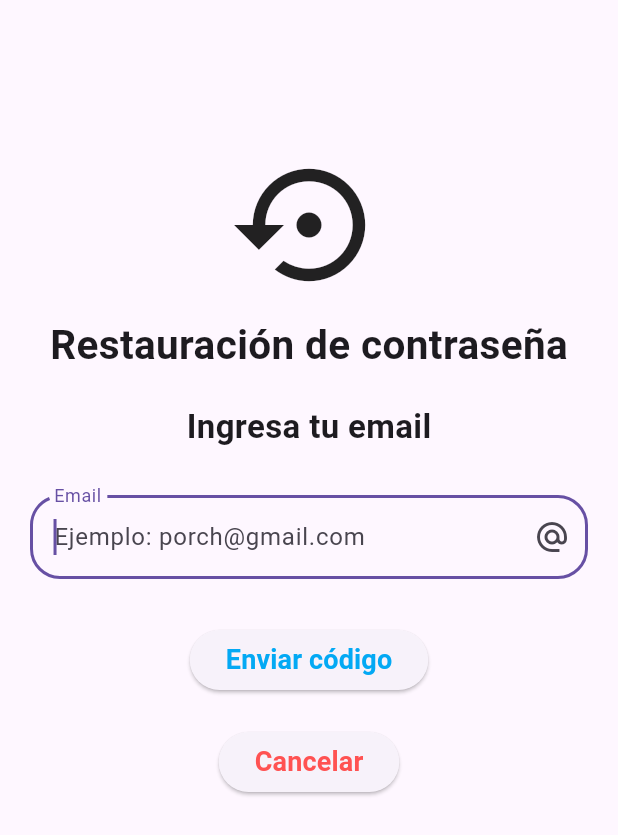
After one commit to IMZ-JAM/Rental_Porch, a Flutter app: the screen it shows after launch, after a tap on "¿Olvidaste tu contraseña?", on a phone screen of 412 x 824 dp. The commit adds this screen. Shown: the top 835 px of the screen. Run offline on Flutter 3.47's test engine with Material 3 defaults, Android fonts, the phone set to English and light mode, and no system bars; our stand-ins replace cloud_firestore, firebase_core, flutter_styled_toast, geolocator, google_maps_flutter, permission_handler; accounts and stored records are empty; network calls fail.

Commit message:
Add files via upload

```diff
--- /dev/null
+++ b/lib/presentation/forget_password_screen.dart
@@ -0,0 +1,97 @@
+// ignore_for_file: use_build_context_synchronously
+
+import 'dart:math';
+
+import 'package:flutter/material.dart';
+import 'package:rental_porch_app/presentation/enter_code.dart';
+import 'package:rental_porch_app/services/email_service.dart';
+import 'package:rental_porch_app/services/firebase_service.dart';
+
+import '../utils/main_interface.dart';
+import 'login_screen.dart';
+
+class ForgetPasswordScreen extends StatefulWidget {
+  const ForgetPasswordScreen({super.key});
+
+  @override
+  State<ForgetPasswordScreen> createState() => ForgetPasswordScreenState();
+}
+
+class ForgetPasswordScreenState extends State<ForgetPasswordScreen> {
+
+  final TextEditingController _emailControllerReg = TextEditingController();
+  static Map<String, dynamic> dataUser = {};
+  static late int code;
+  @override
+  Widget build(BuildContext context) {
+    return Scaffold(
+      body: Center(
+        child: ListView(
+          padding: const EdgeInsets.symmetric(horizontal: 20.0, vertical: 90.0),
+          children: <Widget>[
+            Column(
+              mainAxisAlignment: MainAxisAlignment.center,
+              children: [
+                Container(
+                  width: 100,
+                  height: 100,
+                  margin: const EdgeInsets.all(10),
+                  child: const Icon(Icons.settings_backup_restore_outlined, size: 100,)
+                ),
+                const Text('Restauración de contraseña', style: TextStyle(fontWeight: FontWeight.bold, fontSize: 27),),
+                const SizedBox(height: 20,),
+                const Text('Ingresa tu email', style: TextStyle(fontWeight: FontWeight.bold, fontSize: 22),),
+
+                const SizedBox(height: 30,),
+                TextField(
+                  controller: _emailControllerReg,
+                  enableInteractiveSelection: false,
+                  autofocus: true,
+                  textCapitalization: TextCapitalization.characters,
+                  decoration: InputDecoration(
+                    hintText: 'Ejemplo: porch@gmail.com',
+                    labelText: 'Email',
+                    suffixIcon: const Icon(
+                      Icons.alternate_email,
+                    ),
+                    border: OutlineInputBorder(
+                      borderRadius: BorderRadius.circular(20)
+                    ),
+                  ),
+                ),
+                const SizedBox(height: 30,),
+                ElevatedButton(
+                  onPressed: ()async{
+                    code = Random().nextInt(8999)+1000;
+                    if(await searchUserByEmail(_emailControllerReg.text)){
+                      await sendEmailForCode(name: dataUser['name'], toEmail: _emailControllerReg.text, message: 'Su código de recuperación es '+code.toString());
+                      Navigator.push(context, MaterialPageRoute(builder: (context) => const EnterCodeScreen()));
+                    }
+                    else{
+                      showMessage(context, 'El email no esa vinculado a ninguna cuenta de Rental Porch', const Color.fromARGB(126, 255, 0, 0));
+                    }
+
+                  },
+                  child: const Text(
+                    'Enviar código',
+                    style: TextStyle(fontSize: 18, fontWeight: FontWeight.bold, color: Colors.lightBlue ),
+                  )
+                ),
+                const SizedBox(height: 20,),
+                ElevatedButton(
+                  onPressed: ()async{
+                    Navigator.push(context, MaterialPageRoute(builder: (context) => const LogInScreen()));
+                  },
+                  child: const Text(
+                    'Cancelar',
+                    style: TextStyle(fontSize: 18, fontWeight: FontWeight.bold, color: Colors.redAccent ),
+                  )
+                )
+              ],
+            ),
+          ],
+        ),
+      ),
+    );
+  }
+}
--- a/lib/presentation/login_screen.dart
+++ b/lib/presentation/login_screen.dart
@@ -1,6 +1,7 @@
 // ignore_for_file: use_build_context_synchronously
 
 import 'package:flutter/material.dart';
+import 'package:rental_porch_app/presentation/forget_password_screen.dart';
 import 'package:rental_porch_app/presentation/register_screen.dart';
 import 'package:rental_porch_app/presentation/dosopciones.dart';
 import 'package:rental_porch_app/services/firebase_service.dart';
@@ -89,11 +90,23 @@ class _LogInScreenState extends State<LogInScreen> {
                       showMessage(context, loginList[1], const Color.fromARGB(184, 255, 0, 0));
                     }
                     },
-                    child: const Text('Iniciar sesion', style: TextStyle(fontSize: 18, fontWeight: FontWeight.bold, color: Colors.lightBlue ),)),
-                const SizedBox(height: 40,),
+                    child: const Text('Iniciar sesion', style: TextStyle(fontSize: 18, fontWeight: FontWeight.bold, ),)),
+                const SizedBox(height: 20,),
                 const Text('Aun no tienes cuenta?', style: TextStyle(color: Colors.black, fontSize: 18, fontWeight: FontWeight.bold),),
                 const SizedBox(height: 20,),
-                ElevatedButton(onPressed: () {Navigator.push(context, MaterialPageRoute(builder: (context) => const RegisterScreen()));}, child: const Text('Registrate', style: TextStyle(fontSize: 18, fontWeight: FontWeight.bold,  color: Colors.lightBlue ),))
+                ElevatedButton(onPressed: () {Navigator.push(context, MaterialPageRoute(builder: (context) => const RegisterScreen()));}, child: const Text('Registrate', style: TextStyle(fontSize: 18, fontWeight: FontWeight.bold,),)),
+                const SizedBox(height: 10,),
+                TextButton(
+                  onPressed: (){
+                    Navigator.push(
+                      context,
+                      MaterialPageRoute(
+                        builder: (context) => const ForgetPasswordScreen()
+                      )
+                    );
+                  },
+                  child: const Text("¿Olvidaste tu contraseña?",)
+                )
               ],
             ),
           ],
```
Also changed, not shown: lib/presentation/AgrPor.dart (+30 -24 lines), lib/presentation/enter_code.dart (added, +190 -0 lines), lib/presentation/home_rentador.dart (+21 -14 lines), lib/presentation/home_screen.dart (+55 -27 lines), lib/presentation/reservations_screen.dart (+86 -58 lines), lib/presentation/user_page.dart (+5 -4 lines).
